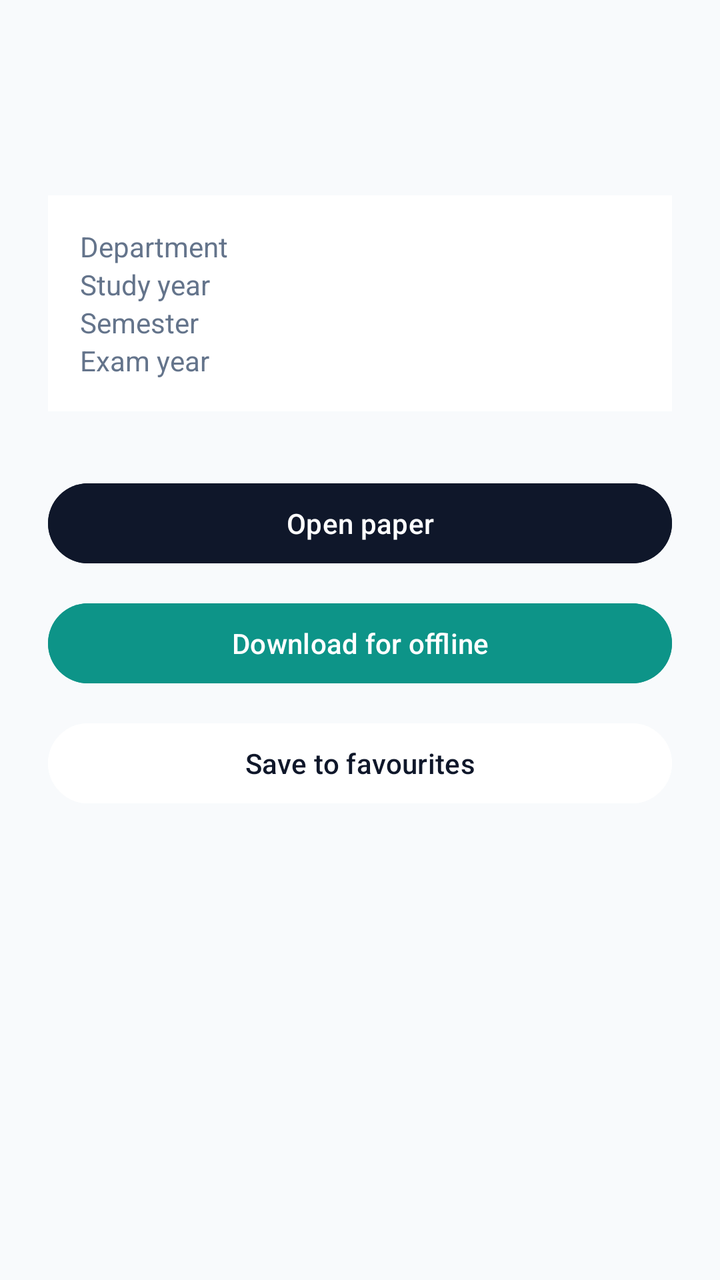
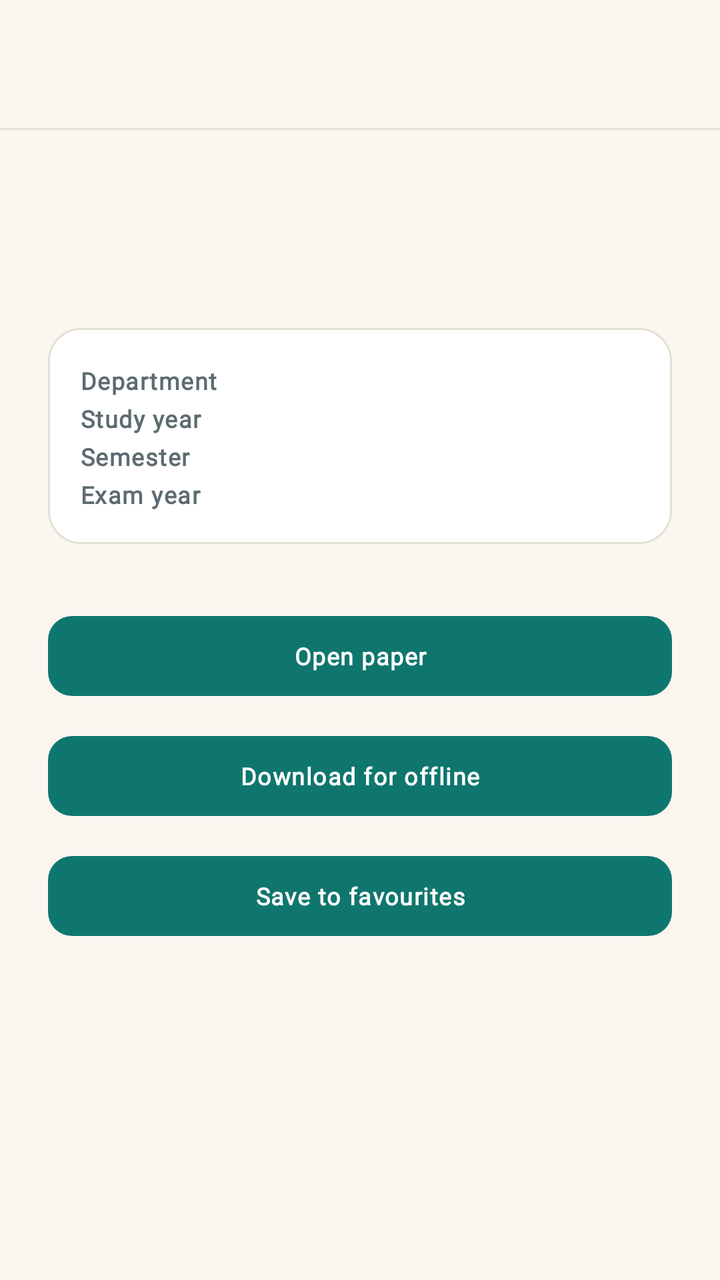

Screens rendered from an Android XML layout before and after an edit, with the pre-edit source and the edit as a unified diff.
<!-- AndroidManifest.xml: application theme Theme.RUSLearn -->
<!-- res/layout/activity_paper_detail.xml -->
<?xml version="1.0" encoding="utf-8"?>
<androidx.constraintlayout.widget.ConstraintLayout xmlns:android="http://schemas.android.com/apk/res/android"
    xmlns:app="http://schemas.android.com/apk/res-auto"
    android:layout_width="match_parent"
    android:layout_height="match_parent"
    android:background="@color/colorBackground"
    android:padding="24dp">

    <TextView
        android:id="@+id/tvDetailCode"
        android:layout_width="wrap_content"
        android:layout_height="wrap_content"
        android:textColor="@color/colorAccent"
        android:textSize="20sp"
        android:textStyle="bold"
        app:layout_constraintStart_toStartOf="parent"
        app:layout_constraintTop_toTopOf="parent" />

    <TextView
        android:id="@+id/tvDetailName"
        android:layout_width="0dp"
        android:layout_height="wrap_content"
        android:layout_marginTop="4dp"
        android:textColor="@color/colorText"
        android:textSize="17sp"
        app:layout_constraintEnd_toEndOf="parent"
        app:layout_constraintStart_toStartOf="parent"
        app:layout_constraintTop_toBottomOf="@id/tvDetailCode" />

    <LinearLayout
        android:id="@+id/detailMetaCard"
        android:layout_width="0dp"
        android:layout_height="wrap_content"
        android:layout_marginTop="20dp"
        android:background="@color/colorSurface"
        android:orientation="vertical"
        android:padding="16dp"
        app:layout_constraintEnd_toEndOf="parent"
        app:layout_constraintStart_toStartOf="parent"
        app:layout_constraintTop_toBottomOf="@id/tvDetailName">

        <LinearLayout
            android:layout_width="match_parent"
            android:layout_height="wrap_content"
            android:orientation="horizontal">

            <TextView
                android:layout_width="110dp"
                android:layout_height="wrap_content"
                android:text="@string/detail_department"
                android:textColor="@color/colorTextMuted" />

            <TextView
                android:id="@+id/tvDetailDepartment"
                android:layout_width="0dp"
                android:layout_height="wrap_content"
                android:layout_weight="1"
                android:textColor="@color/colorText" />
        </LinearLayout>

        <LinearLayout
            android:layout_width="match_parent"
            android:layout_height="wrap_content"
            android:orientation="horizontal">

            <TextView
                android:layout_width="110dp"
                android:layout_height="wrap_content"
                android:text="@string/detail_study_year"
                android:textColor="@color/colorTextMuted" />

            <TextView
                android:id="@+id/tvDetailStudyYear"
                android:layout_width="0dp"
                android:layout_height="wrap_content"
                android:layout_weight="1"
                android:textColor="@color/colorText" />
        </LinearLayout>

        <LinearLayout
            android:layout_width="match_parent"
            android:layout_height="wrap_content"
            android:orientation="horizontal">

            <TextView
                android:layout_width="110dp"
                android:layout_height="wrap_content"
                android:text="@string/detail_semester"
                android:textColor="@color/colorTextMuted" />

            <TextView
                android:id="@+id/tvDetailSemester"
                android:layout_width="0dp"
                android:layout_height="wrap_content"
                android:layout_weight="1"
                android:textColor="@color/colorText" />
        </LinearLayout>

        <LinearLayout
            android:layout_width="match_parent"
            android:layout_height="wrap_content"
            android:orientation="horizontal">

            <TextView
                android:layout_width="110dp"
                android:layout_height="wrap_content"
                android:text="@string/detail_exam_year"
                android:textColor="@color/colorTextMuted" />

            <TextView
                android:id="@+id/tvDetailExamYear"
                android:layout_width="0dp"
                android:layout_height="wrap_content"
                android:layout_weight="1"
                android:textColor="@color/colorText" />
        </LinearLayout>
    </LinearLayout>

    <TextView
        android:id="@+id/tvOfflineBadge"
        android:layout_width="0dp"
        android:layout_height="wrap_content"
        android:layout_marginTop="12dp"
        android:drawablePadding="8dp"
        android:gravity="center_vertical"
        android:text="@string/detail_offline_badge"
        android:textColor="@color/colorGpaGreen"
        android:textSize="13sp"
        android:visibility="gone"
        app:layout_constraintEnd_toEndOf="parent"
        app:layout_constraintStart_toStartOf="parent"
        app:layout_constraintTop_toBottomOf="@id/detailMetaCard" />

    <Button
        android:id="@+id/btnOpenPaper"
        android:layout_width="0dp"
        android:layout_height="48dp"
        android:layout_marginTop="32dp"
        android:backgroundTint="@color/colorPrimary"
        android:text="@string/action_open"
        android:textColor="@android:color/white"
        app:layout_constraintEnd_toEndOf="parent"
        app:layout_constraintStart_toStartOf="parent"
        app:layout_constraintTop_toBottomOf="@id/tvOfflineBadge" />

    <Button
        android:id="@+id/btnDownloadPaper"
        android:layout_width="0dp"
        android:layout_height="48dp"
        android:layout_marginTop="12dp"
        android:backgroundTint="@color/colorAccent"
        android:text="@string/action_download"
        android:textColor="@android:color/white"
        app:layout_constraintEnd_toEndOf="parent"
        app:layout_constraintStart_toStartOf="parent"
        app:layout_constraintTop_toBottomOf="@id/btnOpenPaper" />

    <Button
        android:id="@+id/btnFavourite"
        android:layout_width="0dp"
        android:layout_height="48dp"
        android:layout_marginTop="12dp"
        android:backgroundTint="@color/colorSurface"
        android:text="@string/action_favourite_save"
        android:textColor="@color/colorPrimary"
        app:layout_constraintEnd_toEndOf="parent"
        app:layout_constraintStart_toStartOf="parent"
        app:layout_constraintTop_toBottomOf="@id/btnDownloadPaper" />

</androidx.constraintlayout.widget.ConstraintLayout>
<!-- resources referenced by this layout -->
<resources>
  <color name="colorAccent">#0D9488</color>
  <color name="colorBackground">#F8FAFC</color>
  <color name="colorGpaGreen">#16A34A</color>
  <color name="colorPrimary">#0F172A</color>
  <color name="colorSurface">#FFFFFF</color>
  <color name="colorText">#0F172A</color>
  <color name="colorTextMuted">#64748B</color>
  <style name="Theme.RUSLearn" parent="Theme.Material3.DayNight.NoActionBar">
          <item name="colorPrimary">@color/colorPrimary</item>
          <item name="colorSecondary">@color/colorAccent</item>
          <item name="android:windowBackground">@color/colorBackground</item>
      </style>
  <!-- unchanged entries left out for length: 8 -->
</resources>

<!-- the commit's change to res/layout/activity_paper_detail.xml (unified diff, before → after) -->
@@ -1,170 +1,188 @@
 <?xml version="1.0" encoding="utf-8"?>
-<androidx.constraintlayout.widget.ConstraintLayout xmlns:android="http://schemas.android.com/apk/res/android"
+<ScrollView xmlns:android="http://schemas.android.com/apk/res/android"
     xmlns:app="http://schemas.android.com/apk/res-auto"
     android:layout_width="match_parent"
     android:layout_height="match_parent"
-    android:background="@color/colorBackground"
-    android:padding="24dp">
-
-    <TextView
-        android:id="@+id/tvDetailCode"
-        android:layout_width="wrap_content"
-        android:layout_height="wrap_content"
-        android:textColor="@color/colorAccent"
-        android:textSize="20sp"
-        android:textStyle="bold"
-        app:layout_constraintStart_toStartOf="parent"
-        app:layout_constraintTop_toTopOf="parent" />
-
-    <TextView
-        android:id="@+id/tvDetailName"
-        android:layout_width="0dp"
-        android:layout_height="wrap_content"
-        android:layout_marginTop="4dp"
-        android:textColor="@color/colorText"
-        android:textSize="17sp"
-        app:layout_constraintEnd_toEndOf="parent"
-        app:layout_constraintStart_toStartOf="parent"
-        app:layout_constraintTop_toBottomOf="@id/tvDetailCode" />
+    android:background="@color/colorPaper">
 
     <LinearLayout
-        android:id="@+id/detailMetaCard"
-        android:layout_width="0dp"
+        android:layout_width="match_parent"
         android:layout_height="wrap_content"
-        android:layout_marginTop="20dp"
-        android:background="@color/colorSurface"
-        android:orientation="vertical"
-        android:padding="16dp"
-        app:layout_constraintEnd_toEndOf="parent"
-        app:layout_constraintStart_toStartOf="parent"
-        app:layout_constraintTop_toBottomOf="@id/tvDetailName">
+        android:orientation="vertical">
+
+        <include layout="@layout/view_toolbar" />
 
         <LinearLayout
             android:layout_width="match_parent"
             android:layout_height="wrap_content"
-            android:orientation="horizontal">
+            android:orientation="vertical"
+            android:padding="24dp">
 
             <TextView
-                android:layout_width="110dp"
+                android:id="@+id/tvDetailCode"
+                android:layout_width="wrap_content"
                 android:layout_height="wrap_content"
-                android:text="@string/detail_department"
-                android:textColor="@color/colorTextMuted" />
+                android:textAppearance="@style/TextAppearance.RUSLearn.Code"
+                android:textColor="@color/colorFaculty"
+                android:textSize="16sp"
+                android:textStyle="bold" />
 
             <TextView
-                android:id="@+id/tvDetailDepartment"
-                android:layout_width="0dp"
+                android:id="@+id/tvDetailName"
+                android:layout_width="match_parent"
                 android:layout_height="wrap_content"
-                android:layout_weight="1"
-                android:textColor="@color/colorText" />
-        </LinearLayout>
+                android:layout_marginTop="4dp"
+                android:textAppearance="@style/TextAppearance.RUSLearn.Title"
+                android:textColor="@color/colorInk" />
 
-        <LinearLayout
-            android:layout_width="match_parent"
-            android:layout_height="wrap_content"
-            android:orientation="horizontal">
+            <LinearLayout
+                android:id="@+id/detailMetaCard"
+                android:layout_width="match_parent"
+                android:layout_height="wrap_content"
+                android:layout_marginTop="20dp"
+                android:background="@drawable/bg_card"
+                android:orientation="vertical"
+                android:padding="16dp">
+
+                <LinearLayout
+                    android:layout_width="match_parent"
+                    android:layout_height="wrap_content"
+                    android:orientation="horizontal">
+
+                    <TextView
+                        android:layout_width="0dp"
+                        android:layout_height="wrap_content"
+                        android:layout_weight="0.4"
+                        android:text="@string/detail_department"
+                        android:textAppearance="@style/TextAppearance.RUSLearn.Label"
+                        android:textColor="@color/colorInkMuted" />
+
+                    <TextView
+                        android:id="@+id/tvDetailDepartment"
+                        android:layout_width="0dp"
+                        android:layout_height="wrap_content"
+                        android:layout_weight="0.6"
+                        android:textAppearance="@style/TextAppearance.RUSLearn.Body"
+                        android:textColor="@color/colorInk" />
+                </LinearLayout>
+
+                <LinearLayout
+                    android:layout_width="match_parent"
+                    android:layout_height="wrap_content"
+                    android:orientation="horizontal">
+
+                    <TextView
+                        android:layout_width="0dp"
+                        android:layout_height="wrap_content"
+                        android:layout_weight="0.4"
+                        android:text="@string/detail_study_year"
+                        android:textAppearance="@style/TextAppearance.RUSLearn.Label"
+                        android:textColor="@color/colorInkMuted" />
+
+                    <TextView
+                        android:id="@+id/tvDetailStudyYear"
+                        android:layout_width="0dp"
+                        android:layout_height="wrap_content"
+                        android:layout_weight="0.6"
+                        android:textAppearance="@style/TextAppearance.RUSLearn.Body"
+                        android:textColor="@color/colorInk" />
+                </LinearLayout>
+
+                <LinearLayout
+                    android:layout_width="match_parent"
+                    android:layout_height="wrap_content"
+                    android:orientation="horizontal">
+
+                    <TextView
+                        android:layout_width="0dp"
+                        android:layout_height="wrap_content"
+                        android:layout_weight="0.4"
+                        android:text="@string/detail_semester"
+                        android:textAppearance="@style/TextAppearance.RUSLearn.Label"
+                        android:textColor="@color/colorInkMuted" />
+
+                    <TextView
+                        android:id="@+id/tvDetailSemester"
+                        android:layout_width="0dp"
+                        android:layout_height="wrap_content"
+                        android:layout_weight="0.6"
+                        android:textAppearance="@style/TextAppearance.RUSLearn.Body"
+                        android:textColor="@color/colorInk" />
+                </LinearLayout>
+
+                <LinearLayout
+                    android:layout_width="match_parent"
+                    android:layout_height="wrap_content"
+                    android:orientation="horizontal">
+
+                    <TextView
+                        android:layout_width="0dp"
+                        android:layout_height="wrap_content"
+                        android:layout_weight="0.4"
+                        android:text="@string/detail_exam_year"
+                        android:textAppearance="@style/TextAppearance.RUSLearn.Label"
+                        android:textColor="@color/colorInkMuted" />
+
+                    <TextView
+                        android:id="@+id/tvDetailExamYear"
+                        android:layout_width="0dp"
+                        android:layout_height="wrap_content"
+                        android:layout_weight="0.6"
+                        android:textAppearance="@style/TextAppearance.RUSLearn.Body"
+                        android:textColor="@color/colorInk" />
+                </LinearLayout>
+            </LinearLayout>
 
             <TextView
-                android:layout_width="110dp"
+                android:id="@+id/tvOfflineBadge"
+                android:layout_width="wrap_content"
                 android:layout_height="wrap_content"
-                android:text="@string/detail_study_year"
-                android:textColor="@color/colorTextMuted" />
+                android:layout_marginTop="12dp"
+                android:text="@string/detail_offline_badge"
+                android:textAppearance="@style/TextAppearance.RUSLearn.Code"
+                android:textColor="@color/colorStampGreen"
+                android:visibility="gone" />
 
-            <TextView
-                android:id="@+id/tvDetailStudyYear"
-                android:layout_width="0dp"
-                android:layout_height="wrap_content"
-                android:layout_weight="1"
-                android:textColor="@color/colorText" />
-        </LinearLayout>
+            <Button
+                android:id="@+id/btnOpenPaper"
+                android:layout_width="match_parent"
+                android:layout_height="48dp"
+                android:layout_marginTop="32dp"
+                android:text="@string/action_open" />
 
-        <LinearLayout
-            android:layout_width="match_parent"
-            android:layout_height="wrap_content"
-            android:orientation="horizontal">
+            <Button
+                android:id="@+id/btnDownloadPaper"
+                android:layout_width="match_parent"
+                android:layout_height="48dp"
+                android:layout_marginTop="12dp"
+                android:text="@string/action_download" />
 
-            <TextView
-                android:layout_width="110dp"
-                android:layout_height="wrap_content"
-                android:text="@string/detail_semester"
-                android:textColor="@color/colorTextMuted" />
-
-            <TextView
-                android:id="@+id/tvDetailSemester"
-                android:layout_width="0dp"
-                android:layout_height="wrap_content"
-                android:layout_weight="1"
-                android:textColor="@color/colorText" />
-        </LinearLayout>
-
-        <LinearLayout
-            android:layout_width="match_parent"
-            android:layout_height="wrap_content"
-            android:orientation="horizontal">
-
-            <TextView
-                android:layout_width="110dp"
-                android:layout_height="wrap_content"
-                android:text="@string/detail_exam_year"
-                android:textColor="@color/colorTextMuted" />
-
-            <TextView
-                android:id="@+id/tvDetailExamYear"
-                android:layout_width="0dp"
-                android:layout_height="wrap_content"
-                android:layout_weight="1"
-                android:textColor="@color/colorText" />
+            <Button
+                android:id="@+id/btnFavourite"
+                android:layout_width="match_parent"
+                android:layout_height="48dp"
+                android:layout_marginTop="12dp"
+                android:text="@string/action_favourite_save" />
         </LinearLayout>
     </LinearLayout>
+</ScrollView>
+<!-- res/layout/view_toolbar.xml (included above) -->
+<?xml version="1.0" encoding="utf-8"?>
+<LinearLayout xmlns:android="http://schemas.android.com/apk/res/android"
+    xmlns:app="http://schemas.android.com/apk/res-auto"
+    android:layout_width="match_parent"
+    android:layout_height="wrap_content"
+    android:orientation="vertical">
 
-    <TextView
-        android:id="@+id/tvOfflineBadge"
-        android:layout_width="0dp"
-        android:layout_height="wrap_content"
-        android:layout_marginTop="12dp"
-        android:drawablePadding="8dp"
-        android:gravity="center_vertical"
-        android:text="@string/detail_offline_badge"
-        android:textColor="@color/colorGpaGreen"
-        android:textSize="13sp"
-        android:visibility="gone"
-        app:layout_constraintEnd_toEndOf="parent"
-        app:layout_constraintStart_toStartOf="parent"
-        app:layout_constraintTop_toBottomOf="@id/detailMetaCard" />
+    <com.google.android.material.appbar.MaterialToolbar
+        android:id="@+id/toolbar"
+        style="@style/Toolbar.RUSLearn"
+        android:layout_width="match_parent"
+        android:layout_height="?attr/actionBarSize"
+        app:titleTextAppearance="@style/TextAppearance.RUSLearn.Title" />
 
-    <Button
-        android:id="@+id/btnOpenPaper"
-        android:layout_width="0dp"
-        android:layout_height="48dp"
-        android:layout_marginTop="32dp"
-        android:backgroundTint="@color/colorPrimary"
-        android:text="@string/action_open"
-        android:textColor="@android:color/white"
-        app:layout_constraintEnd_toEndOf="parent"
-        app:layout_constraintStart_toStartOf="parent"
-        app:layout_constraintTop_toBottomOf="@id/tvOfflineBadge" />
-
-    <Button
-        android:id="@+id/btnDownloadPaper"
-        android:layout_width="0dp"
-        android:layout_height="48dp"
-        android:layout_marginTop="12dp"
-        android:backgroundTint="@color/colorAccent"
-        android:text="@string/action_download"
-        android:textColor="@android:color/white"
-        app:layout_constraintEnd_toEndOf="parent"
-        app:layout_constraintStart_toStartOf="parent"
-        app:layout_constraintTop_toBottomOf="@id/btnOpenPaper" />
-
-    <Button
-        android:id="@+id/btnFavourite"
-        android:layout_width="0dp"
-        android:layout_height="48dp"
-        android:layout_marginTop="12dp"
-        android:backgroundTint="@color/colorSurface"
-        android:text="@string/action_favourite_save"
-        android:textColor="@color/colorPrimary"
-        app:layout_constraintEnd_toEndOf="parent"
-        app:layout_constraintStart_toStartOf="parent"
-        app:layout_constraintTop_toBottomOf="@id/btnDownloadPaper" />
-
-</androidx.constraintlayout.widget.ConstraintLayout>
+    <View
+        android:layout_width="match_parent"
+        android:layout_height="1dp"
+        android:background="@color/colorHairline" />
+</LinearLayout>
<!-- resource entries referenced after the edit -->
@@ -1,16 +1,108 @@
 <!-- resources referenced by this layout -->
 <resources>
-  <color name="colorAccent">#0D9488</color>
-  <color name="colorBackground">#F8FAFC</color>
-  <color name="colorGpaGreen">#16A34A</color>
-  <color name="colorPrimary">#0F172A</color>
-  <color name="colorSurface">#FFFFFF</color>
-  <color name="colorText">#0F172A</color>
-  <color name="colorTextMuted">#64748B</color>
+  <color name="colorFaculty">#0F766E</color>
+  <color name="colorHairline">#E4DFD3</color>
+  <color name="colorInk">#14282E</color>
+  <color name="colorInkMuted">#5D6B70</color>
+  <color name="colorPaper">#FAF7F0</color>
+  <color name="colorStampGreen">#15803D</color>
+  <!-- drawable bg_card (drawable) -->
+  <?xml version="1.0" encoding="utf-8"?>
+  <shape xmlns:android="http://schemas.android.com/apk/res/android">
+      <solid android:color="@color/colorCard" />
+      <stroke android:width="1dp" android:color="@color/colorHairline" />
+      <corners android:radius="16dp" />
+  </shape>
+  <style name="TextAppearance.RUSLearn.Body" parent="TextAppearance.Material3.BodyMedium">
+          <item name="android:fontFamily">@font/plex_sans</item>
+          <item name="fontFamily">@font/plex_sans</item>
+          <item name="android:textSize">14sp</item>
+      </style>
+  <style name="TextAppearance.RUSLearn.Code" parent="TextAppearance.Material3.LabelSmall">
+          <item name="android:fontFamily">@font/plex_mono</item>
+          <item name="fontFamily">@font/plex_mono</item>
+          <item name="android:textSize">12sp</item>
+          <item name="android:textStyle">normal</item>
+          <item name="android:letterSpacing">0.03</item>
+      </style>
+  <style name="TextAppearance.RUSLearn.Label" parent="TextAppearance.Material3.LabelMedium">
+          <item name="android:fontFamily">@font/plex_sans</item>
+          <item name="fontFamily">@font/plex_sans</item>
+          <item name="android:textSize">12sp</item>
+          <item name="android:textStyle">bold</item>
+      </style>
+  <style name="TextAppearance.RUSLearn.Title" parent="TextAppearance.Material3.TitleLarge">
+          <item name="android:fontFamily">@font/plex_serif</item>
+          <item name="fontFamily">@font/plex_serif</item>
+          <item name="android:textSize">22sp</item>
+          <item name="android:textStyle">bold</item>
+          <item name="android:letterSpacing">-0.01</item>
+      </style>
+  <style name="Toolbar.RUSLearn" parent="Widget.Material3.Toolbar">
+          <item name="android:background">@color/colorPaper</item>
+          <item name="titleTextAppearance">@style/TextAppearance.RUSLearn.Title</item>
+          <item name="subtitleTextAppearance">@style/TextAppearance.RUSLearn.Code</item>
+          <item name="titleTextColor">@color/colorInk</item>
+          <item name="navigationIconTint">@color/colorInk</item>
+      </style>
   <style name="Theme.RUSLearn" parent="Theme.Material3.DayNight.NoActionBar">
-          <item name="colorPrimary">@color/colorPrimary</item>
-          <item name="colorSecondary">@color/colorAccent</item>
-          <item name="android:windowBackground">@color/colorBackground</item>
+          
+          <item name="colorPrimary">@color/colorFaculty</item>
+          <item name="colorOnPrimary">@color/colorOnFaculty</item>
+          <item name="colorPrimaryContainer">@color/colorFacultyContainer</item>
+          <item name="colorOnPrimaryContainer">@color/colorFaculty</item>
+          <item name="colorSecondary">@color/colorFaculty</item>
+          <item name="colorOnSecondary">@color/colorOnFaculty</item>
+          <item name="colorSecondaryContainer">@color/colorFacultyContainer</item>
+          <item name="colorOnSecondaryContainer">@color/colorFaculty</item>
+          <item name="colorSurface">@color/colorCard</item>
+          <item name="colorOnSurface">@color/colorInk</item>
+          <item name="colorOnSurfaceVariant">@color/colorInkMuted</item>
+          <item name="android:colorBackground">@color/colorPaper</item>
+          <item name="colorError">@color/colorError</item>
+          <item name="colorOutline">@color/colorHairline</item>
+          <item name="colorOutlineVariant">@color/colorHairline</item>
+  
+          
+          <item name="android:windowBackground">@color/colorPaper</item>
+          <item name="android:statusBarColor">@color/colorPaper</item>
+          <item name="android:windowLightStatusBar">true</item>
+  
+          
+          <item name="android:textAppearance">@style/TextAppearance.RUSLearn.Body</item>
+          <item name="textAppearanceTitleLarge">@style/TextAppearance.RUSLearn.Title</item>
+          <item name="textAppearanceBodyMedium">@style/TextAppearance.RUSLearn.Body</item>
+          <item name="textAppearanceLabelMedium">@style/TextAppearance.RUSLearn.Label</item>
+  
+          
+          <item name="materialCardViewStyle">@style/Card.RUSLearn</item>
+          <item name="materialButtonStyle">@style/Button.RUSLearn.Filled</item>
+          <item name="chipStyle">@style/Chip.RUSLearn</item>
+      </style>
+  <color name="colorCard">#FFFFFF</color>
+  <color name="colorOnFaculty">#FFFFFF</color>
+  <color name="colorFacultyContainer">#CCE8E4</color>
+  <color name="colorError">#B91C1C</color>
+  <style name="Card.RUSLearn" parent="Widget.Material3.CardView.Elevated">
+          <item name="cardBackgroundColor">@color/colorCard</item>
+          <item name="strokeColor">@color/colorHairline</item>
+          <item name="strokeWidth">1dp</item>
+          <item name="cardCornerRadius">16dp</item>
+          <item name="cardElevation">0dp</item>
+          <item name="contentPadding">16dp</item>
+      </style>
+  <style name="Button.RUSLearn.Filled">
+          <item name="backgroundTint">@color/colorFaculty</item>
+          <item name="android:textColor">@color/colorOnFaculty</item>
+          <item name="iconTint">@color/colorOnFaculty</item>
+      </style>
+  <style name="Chip.RUSLearn" parent="Widget.Material3.Chip.Assist">
+          <item name="android:textAppearance">@style/TextAppearance.RUSLearn.Code</item>
+          <item name="chipBackgroundColor">@color/colorFacultyContainer</item>
+          <item name="chipStrokeColor">@color/colorHairline</item>
+          <item name="chipStrokeWidth">1dp</item>
+          <item name="android:textColor">@color/colorFaculty</item>
+          <item name="closeIconTint">@color/colorFaculty</item>
       </style>
   <!-- unchanged entries left out for length: 8 -->
 </resources>
